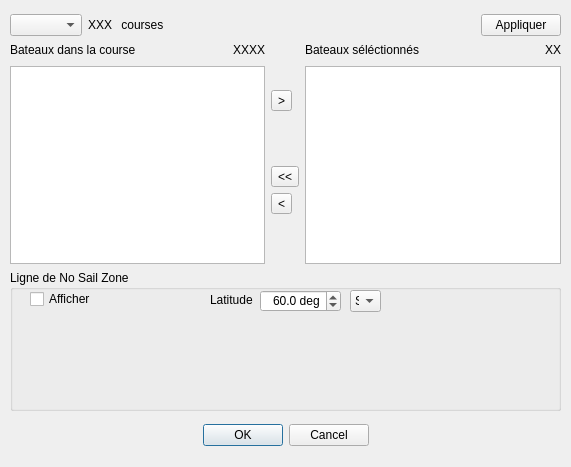
First picture: the form in src/race_dialog.ui, repository nohal/qtVlm, before the edit.
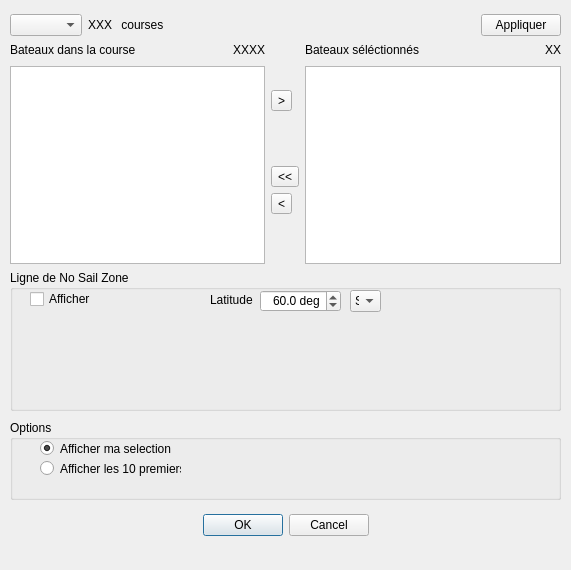
Second picture: the form after the edit.

The edit to the form file:
```diff
--- a/src/race_dialog.ui
+++ b/src/race_dialog.ui
@@ -7,7 +7,7 @@
     <x>0</x>
     <y>0</y>
     <width>571</width>
-    <height>467</height>
+    <height>570</height>
    </rect>
   </property>
   <property name="windowTitle">
@@ -17,7 +17,7 @@
    <property name="geometry">
     <rect>
      <x>10</x>
-     <y>420</y>
+     <y>510</y>
      <width>551</width>
      <height>31</height>
     </rect>
@@ -377,6 +377,48 @@
     </item>
    </widget>
   </widget>
+  <widget class="QGroupBox" name="groupBox_2">
+   <property name="geometry">
+    <rect>
+     <x>10</x>
+     <y>420</y>
+     <width>551</width>
+     <height>80</height>
+    </rect>
+   </property>
+   <property name="title">
+    <string>Options</string>
+   </property>
+   <widget class="QRadioButton" name="buttonMySelection">
+    <property name="geometry">
+     <rect>
+      <x>30</x>
+      <y>20</y>
+      <width>131</width>
+      <height>17</height>
+     </rect>
+    </property>
+    <property name="text">
+     <string>Afficher ma selection</string>
+    </property>
+    <property name="checked">
+     <bool>true</bool>
+    </property>
+   </widget>
+   <widget class="QRadioButton" name="button10First">
+    <property name="geometry">
+     <rect>
+      <x>30</x>
+      <y>40</y>
+      <width>141</width>
+      <height>17</height>
+     </rect>
+    </property>
+    <property name="text">
+     <string>Afficher les 10 premiers</string>
+    </property>
+   </widget>
+  </widget>
  </widget>
  <resources/>
  <connections>
```
